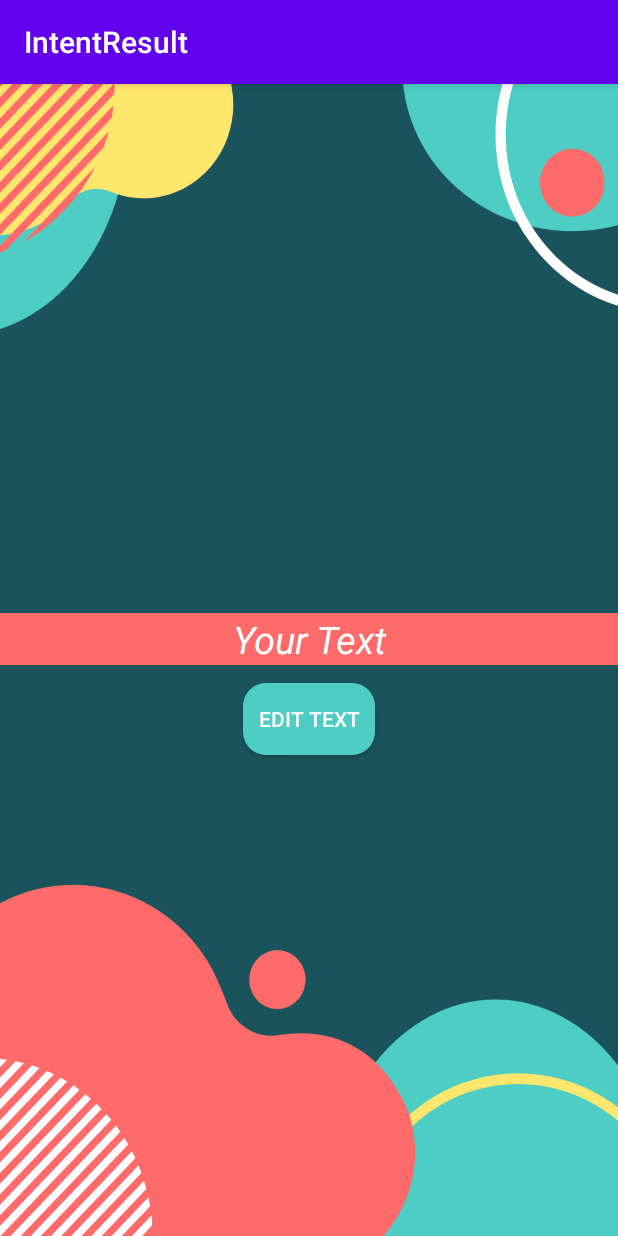
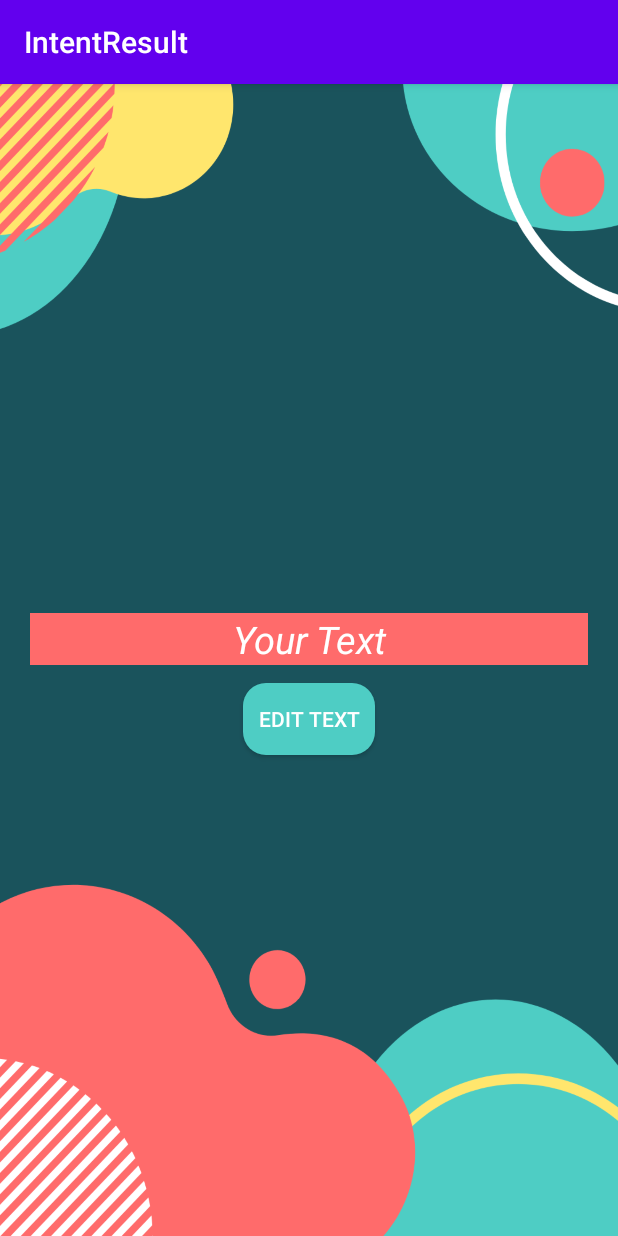
Before and after one commit to safrinauriya/IntentResult, an Android app: the screen it shows after launch (MainActivity), on a phone screen of 412 x 824 dp. Run offline under Robolectric (Android 15) with nearby library versions, the phone set to English and light mode, and no system bars; our stand-ins replace ButterKnife.

Commit message:
second commit

```diff
--- a/app/src/main/res/layout/activity_main.xml
+++ b/app/src/main/res/layout/activity_main.xml
@@ -10,6 +10,8 @@
         android:layout_width="match_parent"
         android:layout_height="wrap_content"
         android:layout_marginTop="32dp"
+        android:layout_marginLeft="20dp"
+        android:layout_marginRight="20dp"
         android:background="#ff6b6b"
         android:gravity="center"
         android:text="Your Text"
```
Also changed, not shown: app/src/main/res/layout/activity_edit_name.xml (+6 -5 lines).
